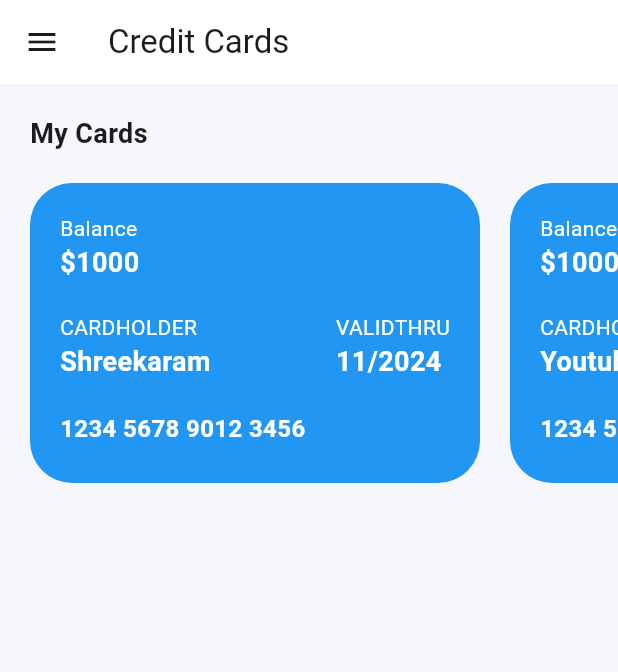
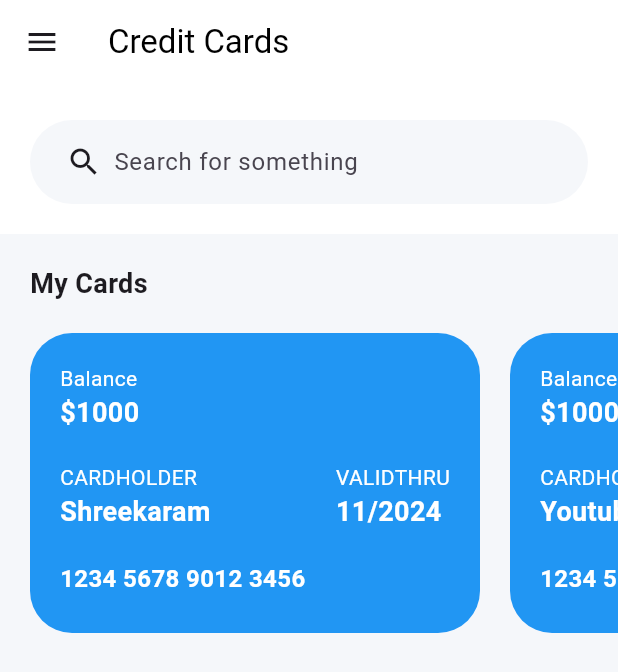
Before and after one commit to shreekaramhq/bankdash, a Flutter app: the CreditCardsScreen screen opened by its route, on a phone screen of 412 x 824 dp. Shown: the top 672 px of the screen. Run offline on Flutter 3.47's test engine with Material 3 defaults, Android fonts, the phone set to English and light mode, and no system bars; our stand-ins replace fl_chart, flutter_layout_grid, go_router, responsive_framework.

Commit message:
feat: add search bar in credit cards screen

```diff
--- a/lib/navigation/screens/credit_cards_screen.dart
+++ b/lib/navigation/screens/credit_cards_screen.dart
@@ -1,7 +1,6 @@
-import 'package:bankdash/modules/cards/barrel.dart';
 import 'package:flutter/material.dart';
 
-import 'widgets/home_app_bar.dart';
+import 'package:bankdash/modules/cards/barrel.dart';
 
 class CreditCardsScreen extends StatelessWidget {
   const CreditCardsScreen({super.key});
@@ -9,15 +8,42 @@ class CreditCardsScreen extends StatelessWidget {
   @override
   Widget build(BuildContext context) {
     return Scaffold(
-      appBar: HomeAppBar(
-        title: "Credit Cards",
-        onMenuTap: () {
-          Scaffold.of(context).openDrawer();
-        },
-      ),
       body: NestedScrollView(
-        headerSliverBuilder: (context, innerBoxIsScrolled) {
-          return [];
+        headerSliverBuilder: (ctx, innerBoxIsScrolled) {
+          return [
+            SliverAppBar(
+              title: const Text("Credit Cards",
+                  style: TextStyle(color: Colors.black)),
+              pinned: true,
+              floating: true,
+              backgroundColor: Colors.white,
+              forceElevated: false,
+              scrolledUnderElevation: 0,
+              leading: IconButton(
+                icon: const Icon(Icons.menu),
+                onPressed: () {
+                  Scaffold.of(context).openDrawer();
+                },
+              ),
+              bottom: PreferredSize(
+                preferredSize: const Size.fromHeight(100),
+                child: Container(
+                  color: Colors.white,
+                  padding:
+                      const EdgeInsets.symmetric(horizontal: 20, vertical: 20),
+                  child: const SearchBar(
+                    elevation: WidgetStatePropertyAll(0),
+                    backgroundColor: WidgetStatePropertyAll(Color(0xFFF5F7FA)),
+                    leading: Padding(
+                      padding: EdgeInsets.only(left: 16),
+                      child: Icon(Icons.search),
+                    ),
+                    hintText: "Search for something",
+                  ),
+                ),
+              ),
+            ),
+          ];
         },
         body: const CustomScrollView(
           slivers: [
```
